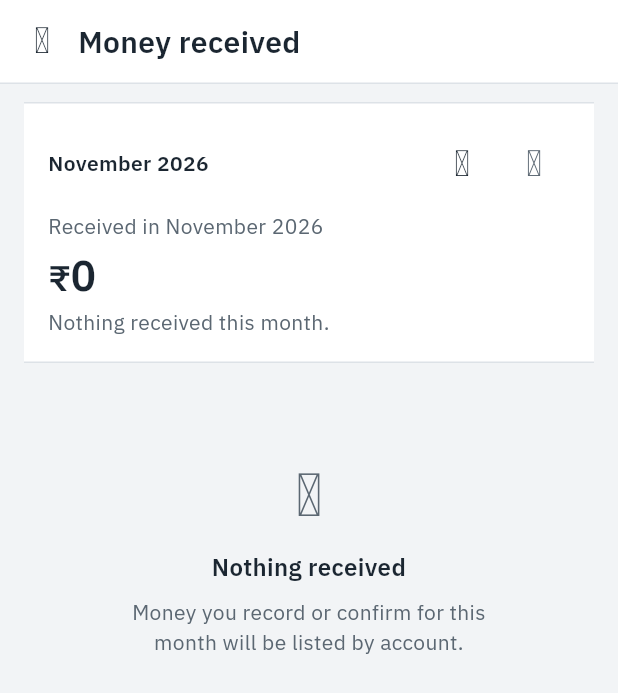
After one commit to Sunilt939/pg_app, a Flutter app: the OwnerCollectionsScreen screen opened by its route, on a phone screen of 412 x 824 dp. The commit adds this screen. Shown: the top 693 px of the screen. Run offline on Flutter 3.47's test engine with Material 3 defaults, Android fonts, the phone set to English and light mode, and no system bars; our stand-ins replace flutter_riverpod, flutter_secure_storage, flutter_svg, go_router, image_picker, share_plus and 1 more; accounts and stored records are empty.

Commit message:
Money received screen (O10)

```diff
--- a/app/lib/core/config/app_config.dart
+++ b/app/lib/core/config/app_config.dart
@@ -12,5 +12,5 @@ abstract final class AppFlags {
   static const remindersEnabled = false;
   static const uploadsEnabled = false;
   static const giveNoticeEnabled = false;
-  static bool isPageApproved(String pageId) => false;
+  static bool isPageApproved(String pageId) => pageId == 'O10';
 }
--- a/app/lib/core/l10n/app_en.arb
+++ b/app/lib/core/l10n/app_en.arb
@@ -2284,5 +2284,31 @@
   "collectionsLink": "Where was the money received?",
   "@collectionsLink": {
     "description": "Row link opening money received screen"
+  },
+  "collectionsReceivedIn": "Received in {month}",
+  "@collectionsReceivedIn": {
+    "description": "Label above received amount for the month",
+    "placeholders": {
+      "month": { "type": "String" }
+    }
+  },
+  "collectionsPayments": "{count, plural, =1{1 payment} other{{count} payments}}",
+  "@collectionsPayments": {
+    "description": "Payment count string in collections",
+    "placeholders": {
+      "count": { "type": "int" }
+    }
+  },
+  "collectionsNone": "Nothing received this month.",
+  "@collectionsNone": {
+    "description": "Message in total sheet when no money was received in month"
+  },
+  "collectionsEmptyTitle": "Nothing received",
+  "@collectionsEmptyTitle": {
+    "description": "Empty state title on collections screen"
+  },
+  "collectionsEmptyBody": "Money you record or confirm for this month will be listed by account.",
+  "@collectionsEmptyBody": {
+    "description": "Empty state body on collections screen"
   }
 }
--- a/app/lib/core/l10n/app_localizations.dart
+++ b/app/lib/core/l10n/app_localizations.dart
@@ -2974,6 +2974,36 @@ abstract class AppLocalizations {
   /// In en, this message translates to:
   /// **'Where was the money received?'**
   String get collectionsLink;
+
+  /// Label above received amount for the month
+  ///
+  /// In en, this message translates to:
+  /// **'Received in {month}'**
+  String collectionsReceivedIn(String month);
+
+  /// Payment count string in collections
+  ///
+  /// In en, this message translates to:
+  /// **'{count, plural, =1{1 payment} other{{count} payments}}'**
+  String collectionsPayments(int count);
+
+  /// Message in total sheet when no money was received in month
+  ///
+  /// In en, this message translates to:
+  /// **'Nothing received this month.'**
+  String get collectionsNone;
+
+  /// Empty state title on collections screen
+  ///
+  /// In en, this message translates to:
+  /// **'Nothing received'**
+  String get collectionsEmptyTitle;
+
+  /// Empty state body on collections screen
+  ///
+  /// In en, this message translates to:
+  /// **'Money you record or confirm for this month will be listed by account.'**
+  String get collectionsEmptyBody;
 }
 
 class _AppLocalizationsDelegate
--- a/app/lib/core/l10n/app_localizations_en.dart
+++ b/app/lib/core/l10n/app_localizations_en.dart
@@ -1662,4 +1662,30 @@ class AppLocalizationsEn extends AppLocalizations {
 
   @override
   String get collectionsLink => 'Where was the money received?';
+
+  @override
+  String collectionsReceivedIn(String month) {
+    return 'Received in $month';
+  }
+
+  @override
+  String collectionsPayments(int count) {
+    String _temp0 = intl.Intl.pluralLogic(
+      count,
+      locale: localeName,
+      other: '$count payments',
+      one: '1 payment',
+    );
+    return '$_temp0';
+  }
+
+  @override
+  String get collectionsNone => 'Nothing received this month.';
+
+  @override
+  String get collectionsEmptyTitle => 'Nothing received';
+
+  @override
+  String get collectionsEmptyBody =>
+      'Money you record or confirm for this month will be listed by account.';
 }
--- a/app/lib/core/router/app_router.dart
+++ b/app/lib/core/router/app_router.dart
@@ -28,6 +28,7 @@ import '../../features/owner/presentation/screens/owner_payment_detail_screen.da
 import '../../features/owner/presentation/screens/owner_home_screen.dart';
 import '../../features/owner/presentation/screens/owner_more_screen.dart';
 import '../../features/owner/presentation/screens/owner_payments_screen.dart';
+import '../../features/owner/presentation/screens/owner_collections_screen.dart';
 import '../../features/owner/presentation/screens/owner_rooms_screen.dart';
 import '../../features/owner/presentation/screens/owner_room_detail_screen.dart';
 import '../../features/shared/presentation/screens/notifications_screen.dart';
@@ -248,9 +249,7 @@ final appRouterProvider = Provider<GoRouter>((ref) {
       GoRoute(
         parentNavigatorKey: rootNavigatorKey,
         path: RoutePaths.ownerCollections,
-        builder: (context, state) => PlaceholderScreen(
-          title: AppLocalizations.of(context)!.collectionsTitle,
-        ),
+        builder: (context, state) => const OwnerCollectionsScreen(),
       ),
       GoRoute(
         parentNavigatorKey: rootNavigatorKey,
--- /dev/null
+++ b/app/lib/features/owner/domain/month_collections.dart
@@ -0,0 +1,73 @@
+import 'package:flutter/foundation.dart';
+
+@immutable
+class AccountCollection {
+  final String? accountId;
+  final String? accountNickname;
+  final String methodCode;
+  final String methodLabel;
+  final int paymentCount;
+  final int totalPaise;
+
+  const AccountCollection({
+    this.accountId,
+    this.accountNickname,
+    required this.methodCode,
+    this.methodLabel = '',
+    this.paymentCount = 0,
+    this.totalPaise = 0,
+  });
+
+  factory AccountCollection.fromJson(Map<String, dynamic> json) {
+    final method = (json['method_code'] as String? ?? 'cash').toLowerCase();
+    String defaultLabel;
+    switch (method) {
+      case 'upi':
+        defaultLabel = 'UPI';
+        break;
+      case 'bank':
+        defaultLabel = 'Bank transfer';
+        break;
+      case 'cash':
+      default:
+        defaultLabel = 'Cash';
+        break;
+    }
+
+    return AccountCollection(
+      accountId: json['received_account_id'] as String?,
+      accountNickname: json['account_nickname'] as String?,
+      methodCode: method,
+      methodLabel: defaultLabel,
+      paymentCount: (json['payment_count'] as num?)?.toInt() ?? 0,
+      totalPaise: (json['total_paise'] as num?)?.toInt() ?? 0,
+    );
+  }
+}
+
+@immutable
+class MonthCollections {
+  final String pgId;
+  final String month;
+  final int totalPaise;
+  final int paymentCount;
+  final List<AccountCollection> byAccount;
+
+  const MonthCollections({
+    required this.pgId,
+    required this.month,
+    this.totalPaise = 0,
+    this.paymentCount = 0,
+    this.byAccount = const [],
+  });
+
+  factory MonthCollections.empty(String pgId, String month) {
+    return MonthCollections(
+      pgId: pgId,
+      month: month,
+      totalPaise: 0,
+      paymentCount: 0,
+      byAccount: const [],
+    );
+  }
+}
--- a/app/lib/features/owner/domain/owner_repository.dart
+++ b/app/lib/features/owner/domain/owner_repository.dart
@@ -3,6 +3,7 @@ import 'charge_type.dart';
 import 'city.dart';
 import 'guest_detail_bundle.dart';
 import 'guest_list_item.dart';
+import 'month_collections.dart';
 import 'payment_account.dart';
 import 'payment_feed_item.dart';
 import 'payment_method.dart';
@@ -16,6 +17,7 @@ export 'charge_type.dart';
 export 'emergency_contact.dart';
 export 'guest_detail_bundle.dart';
 export 'guest_list_item.dart';
+export 'month_collections.dart';
 export 'payment_feed_item.dart';
 export 'payment_method.dart';
 export 'pg_overview.dart';
@@ -164,4 +166,8 @@ abstract class OwnerRepository {
     required String reason,
   });
   Future<String?> getSignedFileUrl(String fileId);
+  Future<MonthCollections> getMonthCollections({
+    required String pgId,
+    required String month,
+  });
 }
--- a/app/lib/features/owner/presentation/providers/owner_provider.dart
+++ b/app/lib/features/owner/presentation/providers/owner_provider.dart
@@ -75,6 +75,14 @@ final pgPaymentsProvider =
   if (activePg == null) return [];
   final repo = ref.watch(ownerRepositoryProvider);
   return repo.getPgPayments(activePg.pgId);
+});
+
+final monthCollectionsProvider =
+    FutureProvider.autoDispose.family<MonthCollections, String>((ref, month) async {
+  final activePg = ref.watch(activePgProvider);
+  if (activePg == null) return MonthCollections.empty('', month);
+  final repo = ref.watch(ownerRepositoryProvider);
+  return repo.getMonthCollections(pgId: activePg.pgId, month: month);
 });
 
 class GuestListNotifier extends AutoDisposeAsyncNotifier<List<GuestListItem>> {
--- /dev/null
+++ b/app/lib/features/owner/presentation/screens/owner_collections_screen.dart
@@ -0,0 +1,284 @@
+import 'package:flutter/material.dart';
+import 'package:flutter_riverpod/flutter_riverpod.dart';
+import 'package:go_router/go_router.dart';
+
+import '../../../../core/format/dates.dart';
+import '../../../../core/l10n/app_localizations.dart';
+import '../../../../core/theme/app_icons.dart';
+import '../../../../core/theme/tokens.dart';
+import '../../../../core/widgets/app_top_bar.dart';
+import '../../../../core/widgets/empty_state.dart';
+import '../../../../core/widgets/error_state.dart';
+import '../../../../core/widgets/ledger_row.dart';
+import '../../../../core/widgets/ledger_sheet.dart';
+import '../../../../core/widgets/money.dart';
+import '../../../../core/widgets/room_tile.dart';
+import '../../../../core/widgets/skeleton.dart';
+import '../../domain/month_collections.dart';
+import '../providers/owner_provider.dart';
+
+class OwnerCollectionsScreen extends ConsumerStatefulWidget {
+  const OwnerCollectionsScreen({super.key});
+
+  @override
+  ConsumerState<OwnerCollectionsScreen> createState() =>
+      _OwnerCollectionsScreenState();
+}
+
+class _OwnerCollectionsScreenState
+    extends ConsumerState<OwnerCollectionsScreen> {
+  late DateTime _selectedMonth;
+  late final DateTime _currentMonth;
+
+  @override
+  void initState() {
+    super.initState();
+    final nowIst = DateFormat.toIst(DateTime.now());
+    _currentMonth = DateTime(nowIst.year, nowIst.month, 1);
+    _selectedMonth = _currentMonth;
+  }
+
+  String get _monthKey {
+    final year = _selectedMonth.year.toString().padLeft(4, '0');
+    final month = _selectedMonth.month.toString().padLeft(2, '0');
+    return '$year-$month-01';
+  }
+
+  bool get _canGoNext {
+    return _selectedMonth.year < _currentMonth.year ||
+        (_selectedMonth.year == _currentMonth.year &&
+            _selectedMonth.month < _currentMonth.month);
+  }
+
+  bool get _canGoPrevious {
+    final monthsDiff = (_currentMonth.year - _selectedMonth.year) * 12 +
+        (_currentMonth.month - _selectedMonth.month);
+    return monthsDiff < 24;
+  }
+
+  void _previousMonth() {
+    if (!_canGoPrevious) return;
+    setState(() {
+      _selectedMonth = DateTime(_selectedMonth.year, _selectedMonth.month - 1, 1);
+    });
+  }
+
+  void _nextMonth() {
+    if (!_canGoNext) return;
+    setState(() {
+      _selectedMonth = DateTime(_selectedMonth.year, _selectedMonth.month + 1, 1);
+    });
+  }
+
+  IconData _paymentMethodIcon(String methodCode) {
+    switch (methodCode.toLowerCase()) {
+      case 'upi':
+        return AppIcons.upi;
+      case 'bank':
+        return AppIcons.bank;
+      case 'cash':
+      case 'cheque':
+      default:
+        return AppIcons.cash;
+    }
+  }
+
+  void _refresh() {
+    ref.invalidate(monthCollectionsProvider(_monthKey));
+  }
+
+  @override
+  Widget build(BuildContext context) {
+    final l10n = AppLocalizations.of(context)!;
+    final collectionsAsync = ref.watch(monthCollectionsProvider(_monthKey));
+
+    return Scaffold(
+      backgroundColor: AppColors.ground,
+      appBar: AppTopBar.back(
+        title: l10n.collectionsTitle,
+        onLeadingPressed: () => context.pop(),
+      ),
+      body: RefreshIndicator(
+        color: AppColors.petrol,
+        onRefresh: () async => _refresh(),
+        child: collectionsAsync.when(
+          loading: () => _buildLoadingState(l10n),
+          error: (err, stack) => _buildErrorState(l10n, err),
+          data: (collections) => _buildContent(context, l10n, collections),
+        ),
+      ),
+    );
+  }
+
+  Widget _buildLoadingState(AppLocalizations l10n) {
+    return ListView(
+      physics: const AlwaysScrollableScrollPhysics(),
+      padding: const EdgeInsets.only(top: AppSpace.x12),
+      children: [
+        _buildTotalSheet(l10n, totalPaise: 0, paymentCount: 0, isLoading: true),
+        const SizedBox(height: AppSpace.x12),
+        const SkeletonList(itemCount: 3),
+      ],
+    );
+  }
+
+  Widget _buildErrorState(AppLocalizations l10n, Object err) {
+    return ListView(
+      physics: const AlwaysScrollableScrollPhysics(),
+      padding: const EdgeInsets.only(top: AppSpace.x12),
+      children: [
+        _buildTotalSheet(l10n, totalPaise: 0, paymentCount: 0),
+        const SizedBox(height: AppSpace.x24),
+        ErrorState(
+          title: l10n.errorGeneric,
+          message: l10n.errorNetwork,
+          onRetry: _refresh,
+        ),
+      ],
+    );
+  }
+
+  Widget _buildContent(
+    BuildContext context,
+    AppLocalizations l10n,
+    MonthCollections collections,
+  ) {
+    final byAccount = collections.byAccount;
+
+    return ListView(
+      physics: const AlwaysScrollableScrollPhysics(),
+      padding: const EdgeInsets.only(top: AppSpace.x12, bottom: AppSpace.x32),
+      children: [
+        _buildTotalSheet(
+          l10n,
+          totalPaise: collections.totalPaise,
+          paymentCount: collections.paymentCount,
+        ),
+        const SizedBox(height: AppSpace.x12),
+        if (byAccount.isEmpty)
+          Padding(
+            padding: const EdgeInsets.only(top: AppSpace.x24),
+            child: EmptyState(
+              icon: AppIcons.payments,
+              title: l10n.collectionsEmptyTitle,
+              body: l10n.collectionsEmptyBody,
+            ),
+          )
+        else
+          LedgerSheet(
+            margin: const EdgeInsets.symmetric(horizontal: AppSpace.x16),
+            children: [
+              for (int i = 0; i < byAccount.length; i++)
+                _buildAccountRow(
+                  l10n,
+                  byAccount[i],
+                  i < byAccount.length - 1,
+                ),
+            ],
+          ),
+      ],
+    );
+  }
+
+  Widget _buildTotalSheet(
+    AppLocalizations l10n, {
+    required int totalPaise,
+    required int paymentCount,
+    bool isLoading = false,
+  }) {
+    final monthName = DateFormat.formatMonthYear(_selectedMonth);
+
+    return LedgerSheet(
+      margin: const EdgeInsets.symmetric(horizontal: AppSpace.x16),
+      padding: const EdgeInsets.all(AppSpace.x16),
+      children: [
+        Row(
+          mainAxisAlignment: MainAxisAlignment.spaceBetween,
+          children: [
+            Text(
+              monthName,
+              style: AppText.label.copyWith(
+                fontWeight: FontWeight.w600,
+                color: AppColors.ink,
+              ),
+            ),
+            Row(
+              mainAxisSize: MainAxisSize.min,
+              children: [
+                SizedBox(
+                  width: 48,
+                  height: 48,
+                  child: IconButton(
+                    padding: EdgeInsets.zero,
+                    icon: Icon(
+                      AppIcons.chevronLeft,
+                      size: 24,
+                      color: _canGoPrevious ? AppColors.ink : AppColors.muted,
+                    ),
+                    onPressed: _canGoPrevious ? _previousMonth : null,
+                  ),
+                ),
+                SizedBox(
+                  width: 48,
+                  height: 48,
+                  child: IconButton(
+                    padding: EdgeInsets.zero,
+                    icon: Icon(
+                      AppIcons.chevronRight,
+                      size: 24,
+                      color: _canGoNext ? AppColors.ink : AppColors.muted,
+                    ),
+                    onPressed: _canGoNext ? _nextMonth : null,
+                  ),
+                ),
+              ],
+            ),
+          ],
+        ),
+        const SizedBox(height: AppSpace.x8),
+        Text(
+          l10n.collectionsReceivedIn(monthName),
+          style: AppText.secondary,
+        ),
+        const SizedBox(height: AppSpace.x4),
+        if (isLoading)
+          const Padding(
+            padding: EdgeInsets.symmetric(vertical: AppSpace.x4),
+            child: SkeletonBlock(width: 140, height: 32),
+          )
+        else
+          Money(
+            paise: totalPaise,
+            style: AppText.display,
+          ),
+        const SizedBox(height: AppSpace.x4),
+        Text(
+          paymentCount > 0
+              ? l10n.collectionsPayments(paymentCount)
+              : l10n.collectionsNone,
+          style: AppText.secondary,
+        ),
+      ],
+    );
+  }
+
+  Widget _buildAccountRow(
+    AppLocalizations l10n,
+    AccountCollection account,
+    bool showDivider,
+  ) {
+    final title = (account.accountNickname != null &&
+            account.accountNickname!.trim().isNotEmpty)
+        ? account.accountNickname!.trim()
+        : account.methodLabel;
+
+    return LedgerRow(
+      leading: RoomTile(icon: _paymentMethodIcon(account.methodCode)),
+      title: title,
+      subtitle: l10n.collectionsPayments(account.paymentCount),
+      paise: account.totalPaise,
+      showDivider: showDivider,
+      onTap: null, // Non-tappable row
+    );
+  }
+}
```
Also changed, not shown: app/lib/features/owner/data/supabase_owner_repository.dart (+35 -0 lines), 2 other files.
